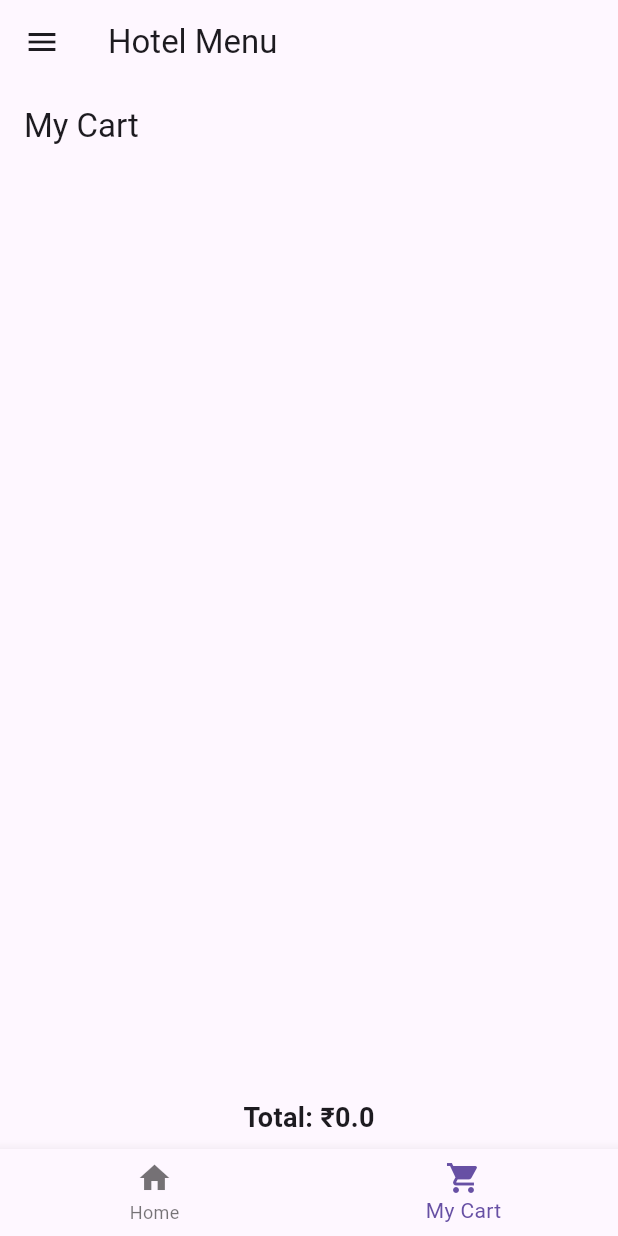
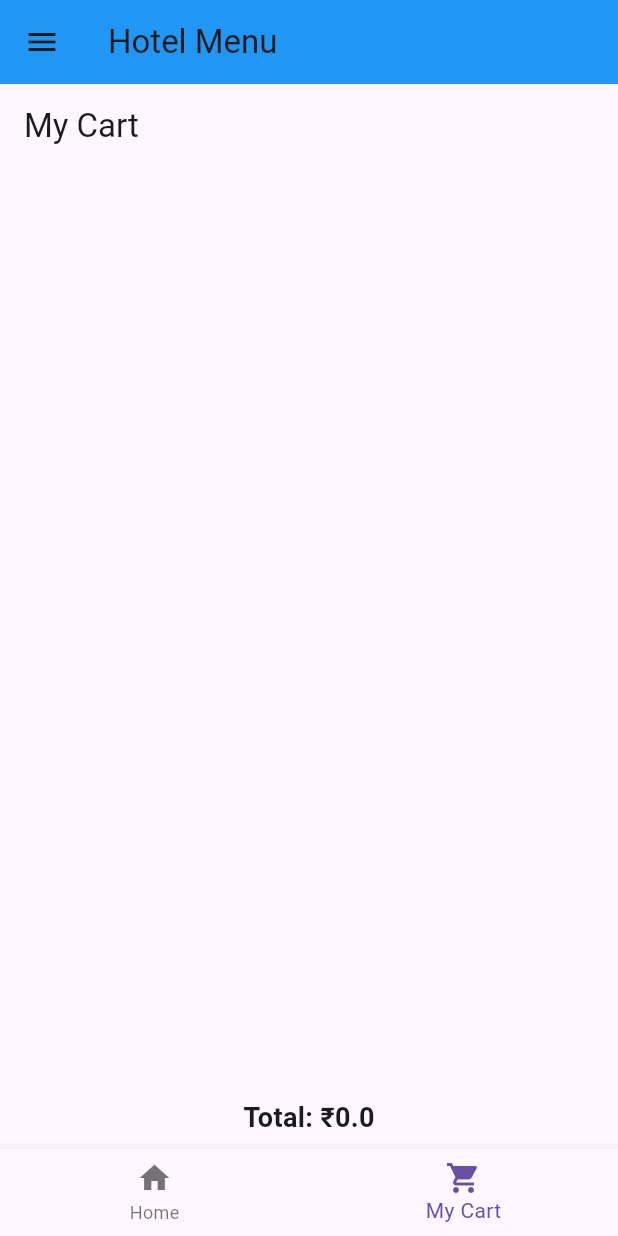
Before and after one commit to shashidharGayakawad/hotel_app, a Flutter app: the screen it shows after launch, item 2 of the bottom bar chosen, on a phone screen of 412 x 824 dp. Run offline on Flutter 3.47's test engine with Material 3 defaults, Android fonts, the phone set to English and light mode, and no system bars.

Commit message:
appbar background

```diff
--- a/exer/lib/main.dart
+++ b/exer/lib/main.dart
@@ -43,7 +43,9 @@ class _MenuScreenState extends State<MenuScreen> {
   Widget build(BuildContext context) {
     return Scaffold(
       appBar: AppBar(
-        title: Text('Hotel Menu'),
+        backgroundColor: Colors.blue,
+        title: Text('Hotel Menu',
+        ),
       ),
       drawer: AppDrawer(), // Drawer for navigation
       body: _screens[_selectedIndex],
```
Also changed, not shown: exer/flutter_01.png (added), 1 other file.
